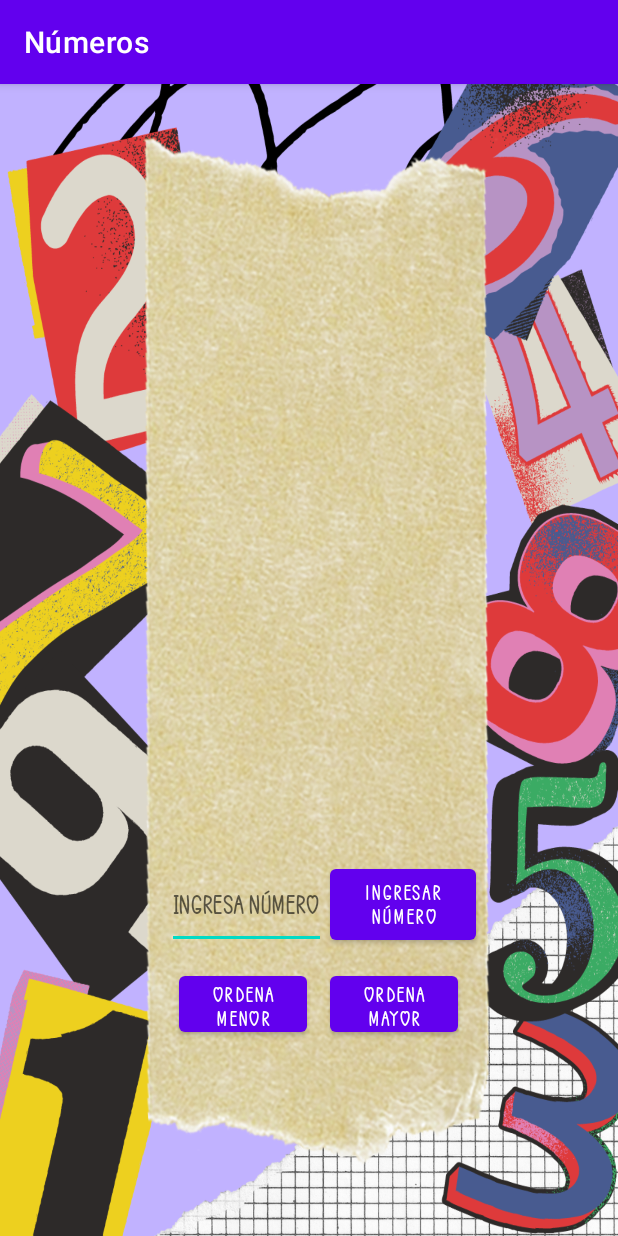
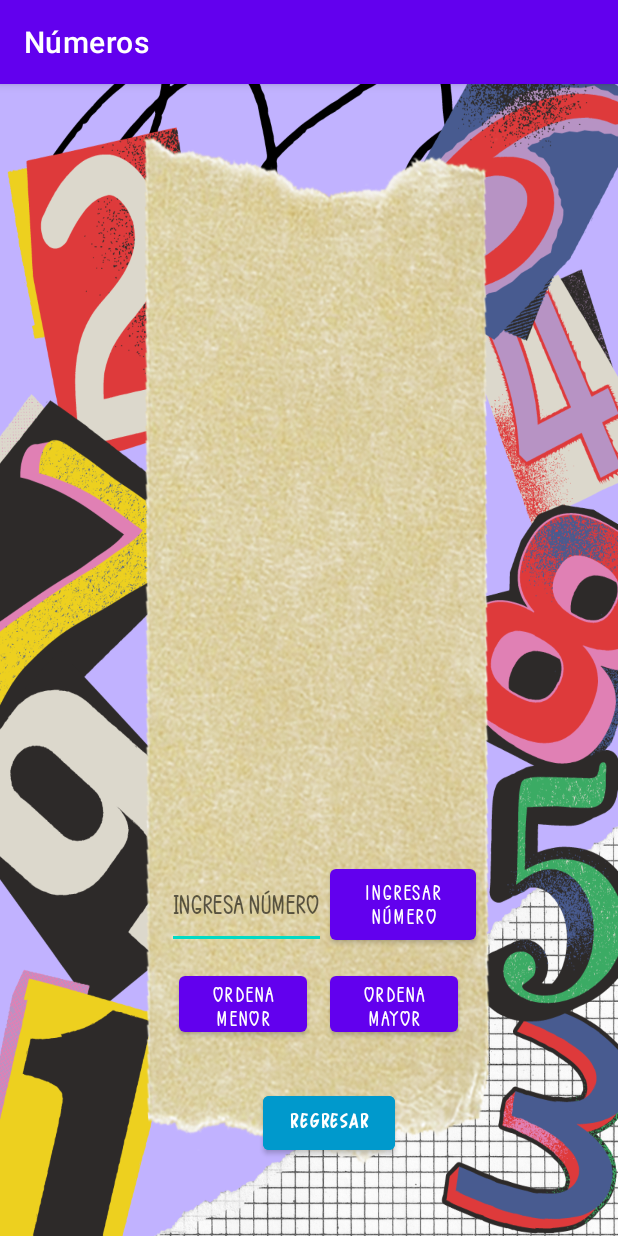
Before and after one commit to VanessaMtzMtz/SegundaApp-Android, an Android app: the MainActivity2 screen opened directly, with no data from a screen before it, on a phone screen of 412 x 824 dp. Run offline under Robolectric (Android 15) with nearby library versions, the phone set to English and light mode, and no system bars; 3 statements that could not run were skipped.

Commit message:
Regresar button

```diff
--- a/Numeros/app/src/main/java/com/example/numeros/MainActivity2.kt
+++ b/Numeros/app/src/main/java/com/example/numeros/MainActivity2.kt
@@ -1,5 +1,6 @@
 package com.example.numeros
 
+import android.content.Intent
 import androidx.appcompat.app.AppCompatActivity
 import android.os.Bundle
 import android.view.View
@@ -71,4 +72,9 @@ class MainActivity2 : AppCompatActivity() {
             Toast.makeText(this, "Se necesita ingresar al menos 1 número", Toast.LENGTH_LONG).show()
         }
     }
+
+    fun clickButtonRegresar(view: View) {
+        val intent = Intent(this,MainActivity::class.java)
+        startActivity(intent)
+    }
 }
--- a/Numeros/app/src/main/res/layout/activity_main2.xml
+++ b/Numeros/app/src/main/res/layout/activity_main2.xml
@@ -77,4 +77,20 @@
         app:layout_constraintStart_toStartOf="parent"
         app:layout_constraintTop_toTopOf="parent"
         app:layout_constraintVertical_bias="0.819" />
+
+    <Button
+        android:id="@+id/bttnReturn"
+        android:layout_width="wrap_content"
+        android:layout_height="wrap_content"
+        android:backgroundTint="@android:color/holo_blue_dark"
+        android:fontFamily="@font/home"
+        android:onClick="clickButtonRegresar"
+        android:text="@string/bttnRet"
+        android:textAllCaps="false"
+        app:layout_constraintBottom_toBottomOf="parent"
+        app:layout_constraintEnd_toEndOf="parent"
+        app:layout_constraintHorizontal_bias="0.542"
+        app:layout_constraintStart_toStartOf="parent"
+        app:layout_constraintTop_toTopOf="parent"
+        app:layout_constraintVertical_bias="0.929" />
 </androidx.constraintlayout.widget.ConstraintLayout>
--- a/Numeros/app/src/main/res/values/strings.xml
+++ b/Numeros/app/src/main/res/values/strings.xml
@@ -9,4 +9,5 @@
     <string name="txtElige">Elige el modo de ordenamiento</string>
     <string name="buttonOrdenaMenor">ordena menor</string>
     <string name="IngresaNum">Ingresa número</string>
+    <string name="bttnRet">Regresar</string>
 </resources>
```
